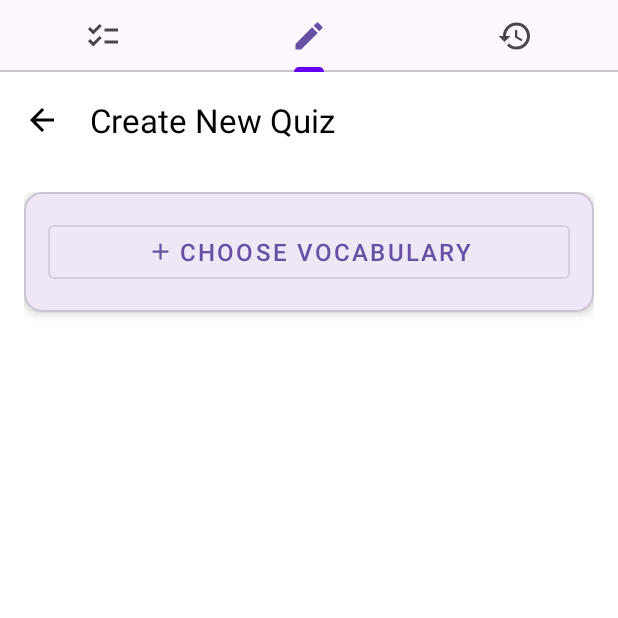
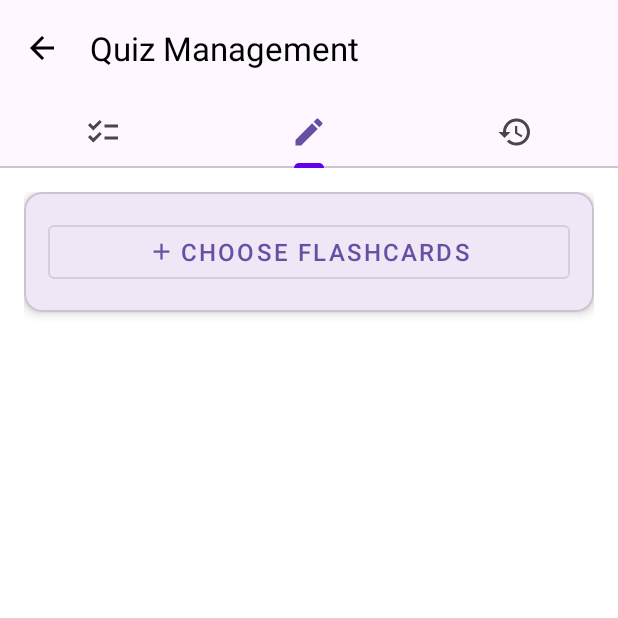
Before and after one commit to ng2khang/swp392-dictionary-app, an Android app: the QuizActivity screen opened directly, with no data from a screen before it, tab 2 chosen, on a phone screen of 412 x 824 dp, the top half of it. Run offline under Robolectric (Android 15) with nearby library versions, the phone set to English and light mode, and no system bars.

Commit message:
fix bug date format

```diff
--- a/app/src/main/java/com/example/prm392dictionaryapp/activities/QuizActivity.java
+++ b/app/src/main/java/com/example/prm392dictionaryapp/activities/QuizActivity.java
@@ -1,12 +1,15 @@
 package com.example.prm392dictionaryapp.activities;
 
+import android.content.Intent;
 import android.os.Bundle;
+import android.view.View;
 
 import androidx.appcompat.app.AppCompatActivity;
 import androidx.viewpager2.widget.ViewPager2;
 
 import com.example.prm392dictionaryapp.R;
 import com.example.prm392dictionaryapp.adapters.ViewPagerAdapter;
+import com.google.android.material.appbar.MaterialToolbar;
 import com.google.android.material.tabs.TabLayout;
 import com.google.android.material.tabs.TabLayoutMediator;
 
@@ -15,6 +18,7 @@ public class QuizActivity extends AppCompatActivity {
     private ViewPager2 viewPager2;
     private TabLayout tabLayout;
     private ViewPagerAdapter adapter;
+    private MaterialToolbar btnBackHomePage;
     private final int[] tabIcons = {
             R.drawable.ic_list,
             R.drawable.ic_create,
@@ -28,6 +32,7 @@ public class QuizActivity extends AppCompatActivity {
 
         viewPager2 = findViewById(R.id.view_pager);
         tabLayout = findViewById(R.id.tab_layout);
+        btnBackHomePage = findViewById(R.id.btnBackHomePage);
 
         adapter = new ViewPagerAdapter(getSupportFragmentManager(), getLifecycle());
         adapter.addFragment(new QuizListFragment());
@@ -39,5 +44,12 @@ public class QuizActivity extends AppCompatActivity {
             tab.setIcon(tabIcons[position]);
         }).attach();
 
+        btnBackHomePage.setOnClickListener(new View.OnClickListener() {
+            @Override
+            public void onClick(View v) {
+                Intent intent = new Intent(QuizActivity.this, HomepageActivity.class);
+                startActivity(intent);
+            }
+        });
     }
 }
--- a/app/src/main/java/com/example/prm392dictionaryapp/activities/QuizHistoryFragment.java
+++ b/app/src/main/java/com/example/prm392dictionaryapp/activities/QuizHistoryFragment.java
@@ -25,7 +25,6 @@ import com.example.prm392dictionaryapp.entities.QuizSet;
 import com.example.prm392dictionaryapp.utils.DatabaseHelper;
 
 import java.util.ArrayList;
-import java.util.Date;
 import java.util.Locale;
 
 public class QuizHistoryFragment extends Fragment {
@@ -35,7 +34,7 @@ public class QuizHistoryFragment extends Fragment {
     private ArrayList<QuizResult> quizHistoryList;
     private DatabaseHelper quizHelper;
     private TextView tvNoHistory;
-    private static final SimpleDateFormat SDF = new SimpleDateFormat("dd/MM/yyyy HH:mm", Locale.getDefault());
+    private static final SimpleDateFormat SDF = new SimpleDateFormat("yyyy-MM-dd HH:mm", Locale.getDefault());
 
     public QuizHistoryFragment() {
         // Required empty public constructor
--- a/app/src/main/java/com/example/prm392dictionaryapp/activities/QuizListFragment.java
+++ b/app/src/main/java/com/example/prm392dictionaryapp/activities/QuizListFragment.java
@@ -7,7 +7,6 @@ import android.os.Bundle;
 import androidx.annotation.NonNull;
 import androidx.annotation.Nullable;
 import androidx.fragment.app.Fragment;
-import androidx.fragment.app.FragmentManager;
 import androidx.fragment.app.FragmentResultListener;
 import androidx.recyclerview.widget.LinearLayoutManager;
 import androidx.recyclerview.widget.RecyclerView;
@@ -23,7 +22,7 @@ import com.example.prm392dictionaryapp.adapters.QuizListAdapter;
 import com.example.prm392dictionaryapp.entities.QuizSet;
 import com.example.prm392dictionaryapp.utils.DatabaseHelper;
 
-import java.text.SimpleDateFormat;
+import android.icu.text.SimpleDateFormat;
 import java.util.ArrayList;
 import java.util.Date;
 import java.util.Locale;
@@ -35,7 +34,7 @@ public class QuizListFragment extends Fragment {
     private ArrayList<QuizSet> quizList;
     private DatabaseHelper quizHelper;
     private TextView tvNoQuiz;
-    private static final SimpleDateFormat SDF = new SimpleDateFormat("yyyy-MM-dd HH:mm:ss", Locale.getDefault());
+    private static final SimpleDateFormat SDF = new SimpleDateFormat("yyyy-MM-dd HH:mm", Locale.getDefault());
 
     public QuizListFragment() {
         // Required empty public constructor
@@ -81,7 +80,7 @@ public class QuizListFragment extends Fragment {
             }
         });
 
-        quizHelper = new DatabaseHelper(getActivity(), "flashcardsflashcards.db", null, 1);
+        quizHelper = new DatabaseHelper(getActivity(), "flashcards.db", null, 1);
         loadQuizList();
 
         tvNoQuiz = view.findViewById(R.id.tv_no_quiz);
--- a/app/src/main/java/com/example/prm392dictionaryapp/activities/QuizResultFragment.java
+++ b/app/src/main/java/com/example/prm392dictionaryapp/activities/QuizResultFragment.java
@@ -16,7 +16,7 @@ import androidx.fragment.app.Fragment;
 import com.example.prm392dictionaryapp.R;
 import com.example.prm392dictionaryapp.utils.DatabaseHelper;
 
-import java.text.SimpleDateFormat;
+import android.icu.text.SimpleDateFormat;
 import java.util.Date;
 import java.util.Locale;
 
@@ -25,7 +25,7 @@ public class QuizResultFragment extends Fragment {
     private Button btnBack;
     private DatabaseHelper quizHelper;
     private int quizSetId;
-    private static final SimpleDateFormat SDF = new SimpleDateFormat("dd/MM/yyyy HH:mm", Locale.getDefault());
+    private static final SimpleDateFormat SDF = new SimpleDateFormat("yyyy-MM-dd HH:mm", Locale.getDefault());
 
     @Override
     public View onCreateView(LayoutInflater inflater, ViewGroup container,
--- a/app/src/main/java/com/example/prm392dictionaryapp/activities/QuizTakingFragment.java
+++ b/app/src/main/java/com/example/prm392dictionaryapp/activities/QuizTakingFragment.java
@@ -44,7 +44,7 @@ public class QuizTakingFragment extends Fragment {
     private int quizTimeInMinutes;
     private int quizSetId;
     private List<String> userAnswers;
-    private static final SimpleDateFormat SDF = new SimpleDateFormat("dd/MM/yyyy HH:mm", Locale.getDefault());
+    private static final SimpleDateFormat SDF = new SimpleDateFormat("yyyy-MM-dd HH:mm", Locale.getDefault());
 
 
     public QuizTakingFragment() {
@@ -276,7 +276,6 @@ public class QuizTakingFragment extends Fragment {
     }
 
     private void showFinishConfirmation() {
-        // Check if all questions are answered
         int unansweredCount = 0;
         for (String answer : userAnswers) {
             if (answer == null || answer.isEmpty()) {
--- a/app/src/main/java/com/example/prm392dictionaryapp/adapters/QuizHistoryAdapter.java
+++ b/app/src/main/java/com/example/prm392dictionaryapp/adapters/QuizHistoryAdapter.java
@@ -17,7 +17,7 @@ import java.util.Locale;
 
 public class QuizHistoryAdapter extends RecyclerView.Adapter<QuizHistoryAdapter.QuizHistoryViewHolder> {
     private List<QuizResult> quizHistoryList;
-    private static final SimpleDateFormat SDF = new SimpleDateFormat("dd/MM/yyyy HH:mm", Locale.getDefault());
+    private static final SimpleDateFormat SDF = new SimpleDateFormat("yyyy-MM-dd HH:mm", Locale.getDefault());
 
     public QuizHistoryAdapter(List<QuizResult> quizHistoryList) {
         this.quizHistoryList = quizHistoryList;
--- a/app/src/main/java/com/example/prm392dictionaryapp/adapters/QuizListAdapter.java
+++ b/app/src/main/java/com/example/prm392dictionaryapp/adapters/QuizListAdapter.java
@@ -11,7 +11,7 @@ import androidx.recyclerview.widget.RecyclerView;
 import com.example.prm392dictionaryapp.R;
 import com.example.prm392dictionaryapp.entities.QuizSet;
 
-import java.text.SimpleDateFormat;
+import android.icu.text.SimpleDateFormat;
 import java.util.List;
 import java.util.Locale;
 
@@ -20,7 +20,7 @@ public class QuizListAdapter extends RecyclerView.Adapter<QuizListAdapter.QuizVi
     public QuizListAdapter(List<QuizSet> quizList) {
         this.quizList = quizList;
     }
-    private static final SimpleDateFormat SDF = new SimpleDateFormat("dd/MM/yyyy HH:mm", Locale.getDefault());
+    private static final SimpleDateFormat SDF = new SimpleDateFormat("yyyy-MM-dd HH:mm", Locale.getDefault());
     public interface OnItemClickListener {
         void onItemClick(QuizSet quiz);
     }
@@ -43,7 +43,7 @@ public class QuizListAdapter extends RecyclerView.Adapter<QuizListAdapter.QuizVi
         QuizSet quiz = quizList.get(position);
         holder.tvTitle.setText(quiz.getTitle());
         holder.tvDescription.setText(quiz.getDescription());
-        holder.tvTotalQuestionAndTime.setText(quiz.getTotalQuestion() + "câu/" + quiz.getQuizTime() + "phút");
+        holder.tvTotalQuestionAndTime.setText(quiz.getTotalQuestion() + "questions/" + quiz.getQuizTime() + "minutes");
 
         String dateString = SDF.format(quiz.getCreatedAt());
         holder.tvCreatedAt.setText(dateString);
--- a/app/src/main/res/layout/activity_quiz_main.xml
+++ b/app/src/main/res/layout/activity_quiz_main.xml
@@ -5,12 +5,29 @@
     android:id="@+id/fragment_container"
     android:layout_width="match_parent"
     android:layout_height="match_parent"
-    tools:context=".activities.QuizActivity">
+    tools:context=".activities.QuizActivity"
+    >
+<LinearLayout
+    android:layout_width="match_parent"
+    android:layout_height="match_parent"
+    android:orientation="vertical">
+        <com.google.android.material.appbar.AppBarLayout
+            android:layout_width="match_parent"
+            android:layout_height="wrap_content"
+            android:background="@android:color/transparent"
+            app:elevation="0dp">
 
-    <LinearLayout
-        android:layout_width="match_parent"
-        android:layout_height="match_parent"
-        android:orientation="vertical">
+            <com.google.android.material.appbar.MaterialToolbar
+                android:id="@+id/btnBackHomePage"
+                android:layout_width="match_parent"
+                android:layout_height="?attr/actionBarSize"
+                android:background="@android:color/transparent"
+                app:title="Quiz Management"
+                app:titleTextColor="@color/black"
+                app:navigationIcon="@drawable/baseline_arrow_back_24"
+                app:navigationIconTint="@color/black"/>
+
+        </com.google.android.material.appbar.AppBarLayout>
 
         <com.google.android.material.tabs.TabLayout
             android:id="@+id/tab_layout"
@@ -24,5 +41,5 @@
             android:id="@+id/view_pager"
             android:layout_width="match_parent"
             android:layout_height="match_parent" />
-    </LinearLayout>
+</LinearLayout>
 </FrameLayout >
--- a/app/src/main/res/layout/fragment_quiz_create.xml
+++ b/app/src/main/res/layout/fragment_quiz_create.xml
@@ -7,24 +7,6 @@
     android:layout_height="match_parent"
     android:background="@color/white"
     tools:context=".activities.QuizCreateFragment">
-
-    <com.google.android.material.appbar.AppBarLayout
-        android:layout_width="match_parent"
-        android:layout_height="wrap_content"
-        android:background="@android:color/transparent"
-        app:elevation="0dp">
-
-        <com.google.android.material.appbar.MaterialToolbar
-            android:id="@+id/toolbar"
-            android:layout_width="match_parent"
-            android:layout_height="?attr/actionBarSize"
-            android:background="@android:color/transparent"
-            app:title="Create New Quiz"
-            app:titleTextColor="@color/black"
-            app:navigationIcon="@drawable/baseline_arrow_back_24"
-            app:navigationIconTint="@color/black"/>
-
-    </com.google.android.material.appbar.AppBarLayout>
 
     <androidx.core.widget.NestedScrollView
         android:layout_width="match_parent"
@@ -54,7 +36,7 @@
                         android:id="@+id/btn_choose_vocab"
                         android:layout_width="match_parent"
                         android:layout_height="wrap_content"
-                        android:text="Choose Vocabulary"
+                        android:text="Choose Flashcards"
                         android:textSize="16sp"
                         app:icon="@drawable/baseline_add_24"
                         app:iconGravity="textStart"
```
Also changed, not shown: app/src/main/java/com/example/prm392dictionaryapp/activities/HomepageActivity.java (+10 -0 lines), app/src/main/java/com/example/prm392dictionaryapp/activities/QuizCreateFragment.java (+4 -5 lines), app/src/main/java/com/example/prm392dictionaryapp/activities/QuizSetDetailFragment.java (+1 -7 lines), app/src/main/res/layout/fragment_quiz_set_detail.xml (+5 -4 lines).
